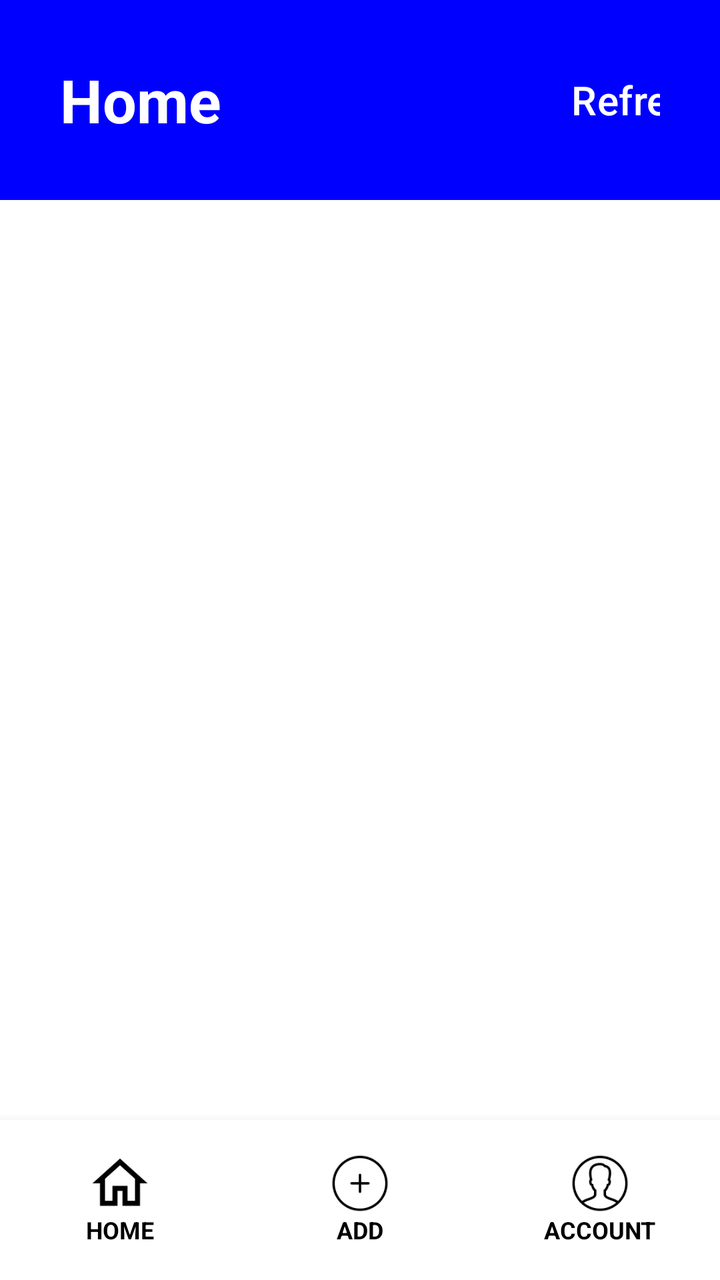
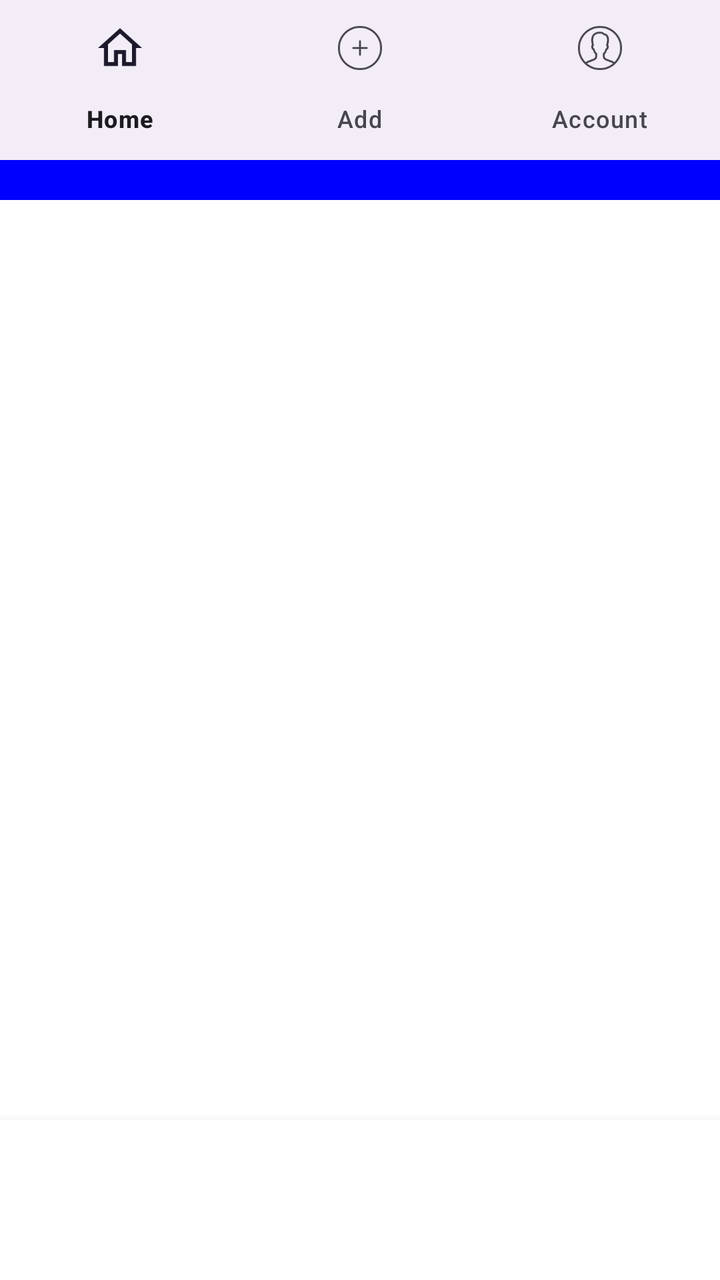

Screens rendered from an Android XML layout before and after an edit, with the pre-edit source and the edit as a unified diff.
<!-- AndroidManifest.xml: application theme Theme.Task_3 -->
<!-- res/layout/activity_home.xml -->
<?xml version="1.0" encoding="utf-8"?>
<androidx.constraintlayout.widget.ConstraintLayout
    xmlns:android="http://schemas.android.com/apk/res/android"
    xmlns:app="http://schemas.android.com/apk/res-auto"
    xmlns:tools="http://schemas.android.com/tools"
    android:id="@+id/main"
    android:layout_width="match_parent"
    android:layout_height="match_parent"
    android:background="@color/white"
    tools:context=".home">

    <LinearLayout
        android:id="@+id/headerLayout"
        android:layout_width="0dp"
        android:layout_height="100dp"
        android:background="@color/Blue"
        android:gravity="center_vertical"
        android:paddingStart="30dp"
        android:paddingEnd="30dp"
        app:layout_constraintTop_toTopOf="parent"
        app:layout_constraintStart_toStartOf="parent"
        app:layout_constraintEnd_toEndOf="parent">

        <TextView
            android:layout_width="wrap_content"
            android:layout_height="wrap_content"
            android:text="Home"
            android:textColor="@color/white"
            android:textSize="30sp"
            android:textStyle="bold"/>

        <Button
            android:id="@+id/refresh"
            android:layout_width="120dp"
            android:layout_height="wrap_content"
            android:text="Refresh"
            android:textColor="@color/white"
            android:backgroundTint="@color/Blue"
            android:textSize="20dp"
            android:layout_marginLeft="150dp"
            android:clickable="true"/>

    </LinearLayout>

    <LinearLayout
        android:id="@+id/contentLayout"
        android:layout_width="0dp"
        android:layout_height="0dp"
        android:orientation="vertical"
        android:padding="20dp"
        app:layout_constraintTop_toBottomOf="@id/headerLayout"
        app:layout_constraintBottom_toTopOf="@id/bottomNavigation"
        app:layout_constraintStart_toStartOf="parent"
        app:layout_constraintEnd_toEndOf="parent">

        <ListView
            android:id="@+id/list"
            android:layout_width="match_parent"
            android:layout_height="match_parent"
            android:divider="@android:color/darker_gray"
            android:dividerHeight="1dp"
            android:scrollbars="vertical"
            android:clipToPadding="false"/>

    </LinearLayout>

    <LinearLayout
        android:id="@+id/bottomNavigation"
        android:layout_width="0dp"
        android:layout_height="80dp"
        android:orientation="horizontal"
        android:background="@color/white"
        android:elevation="8dp"
        android:gravity="center"
        app:layout_constraintStart_toStartOf="parent"
        app:layout_constraintEnd_toEndOf="parent"
        app:layout_constraintBottom_toBottomOf="parent">

        <LinearLayout
            android:id="@+id/home"
            android:layout_width="0dp"
            android:layout_height="match_parent"
            android:layout_weight="1"
            android:orientation="vertical"
            android:clickable="true"
            android:focusable="true"
            android:gravity="center">

            <ImageView
                android:layout_width="30dp"
                android:layout_height="30dp"
                android:src="@drawable/home"
                android:contentDescription="Home"/>

            <TextView
                android:layout_width="wrap_content"
                android:layout_height="wrap_content"
                android:text="HOME"
                android:textSize="12sp"
                android:textStyle="bold"
                android:textColor="@color/black"/>

        </LinearLayout>

        <LinearLayout
            android:id="@+id/add"
            android:layout_width="0dp"
            android:layout_height="match_parent"
            android:layout_weight="1"
            android:orientation="vertical"
            android:clickable="true"
            android:focusable="true"
            android:gravity="center">

            <ImageView
                android:layout_width="30dp"
                android:layout_height="30dp"
                android:src="@drawable/add"
                android:contentDescription="Add"/>

            <TextView
                android:layout_width="wrap_content"
                android:layout_height="wrap_content"
                android:text="ADD"
                android:textSize="12sp"
                android:textStyle="bold"
                android:textColor="@color/black"/>

        </LinearLayout>

        <LinearLayout
            android:id="@+id/account"
            android:layout_width="0dp"
            android:layout_height="match_parent"
            android:layout_weight="1"
            android:orientation="vertical"
            android:clickable="true"
            android:focusable="true"
            android:gravity="center">

            <ImageView
                android:layout_width="30dp"
                android:layout_height="30dp"
                android:src="@drawable/account"
                android:contentDescription="Account"/>

            <TextView
                android:layout_width="wrap_content"
                android:layout_height="wrap_content"
                android:text="ACCOUNT"
                android:textSize="12sp"
                android:textStyle="bold"
                android:textColor="@color/black"/>

        </LinearLayout>

    </LinearLayout>

</androidx.constraintlayout.widget.ConstraintLayout>
<!-- resources referenced by this layout -->
<resources>
  <color name="Blue">#0000FF</color>
  <color name="black">#FF000000</color>
  <color name="white">#FFFFFFFF</color>
  <!-- drawable account: png bitmap (drawable, 3317 bytes) -->
  <!-- drawable add: png bitmap (drawable, 2216 bytes) -->
  <!-- drawable home: png bitmap (drawable, 989 bytes) -->
  <style name="Theme.Task_3" parent="Base.Theme.Task_3" />
  <style name="Base.Theme.Task_3" parent="Theme.Material3.DayNight.NoActionBar">
          
          <item name="colorPrimary">@color/Blue</item>
          <item name="colorPrimaryVariant">@color/Blue</item>
          <item name="android:statusBarColor">@color/Blue</item>
      </style>
</resources>

<!-- the commit's change to res/layout/activity_home.xml (unified diff, before → after) -->
@@ -76,84 +76,21 @@
         app:layout_constraintEnd_toEndOf="parent"
         app:layout_constraintBottom_toBottomOf="parent">
 
-        <LinearLayout
-            android:id="@+id/home"
-            android:layout_width="0dp"
-            android:layout_height="match_parent"
-            android:layout_weight="1"
-            android:orientation="vertical"
-            android:clickable="true"
-            android:focusable="true"
-            android:gravity="center">
-
-            <ImageView
-                android:layout_width="30dp"
-                android:layout_height="30dp"
-                android:src="@drawable/home"
-                android:contentDescription="Home"/>
-
-            <TextView
-                android:layout_width="wrap_content"
-                android:layout_height="wrap_content"
-                android:text="HOME"
-                android:textSize="12sp"
-                android:textStyle="bold"
-                android:textColor="@color/black"/>
-
-        </LinearLayout>
-
-        <LinearLayout
-            android:id="@+id/add"
-            android:layout_width="0dp"
-            android:layout_height="match_parent"
-            android:layout_weight="1"
-            android:orientation="vertical"
-            android:clickable="true"
-            android:focusable="true"
-            android:gravity="center">
-
-            <ImageView
-                android:layout_width="30dp"
-                android:layout_height="30dp"
-                android:src="@drawable/add"
-                android:contentDescription="Add"/>
-
-            <TextView
-                android:layout_width="wrap_content"
-                android:layout_height="wrap_content"
-                android:text="ADD"
-                android:textSize="12sp"
-                android:textStyle="bold"
-                android:textColor="@color/black"/>
-
-        </LinearLayout>
-
-        <LinearLayout
-            android:id="@+id/account"
-            android:layout_width="0dp"
-            android:layout_height="match_parent"
-            android:layout_weight="1"
-            android:orientation="vertical"
-            android:clickable="true"
-            android:focusable="true"
-            android:gravity="center">
-
-            <ImageView
-                android:layout_width="30dp"
-                android:layout_height="30dp"
-                android:src="@drawable/account"
-                android:contentDescription="Account"/>
-
-            <TextView
-                android:layout_width="wrap_content"
-                android:layout_height="wrap_content"
-                android:text="ACCOUNT"
-                android:textSize="12sp"
-                android:textStyle="bold"
-                android:textColor="@color/black"/>
-
-        </LinearLayout>
-
     </LinearLayout>
 
+    <FrameLayout
+        android:id="@+id/fragment_container"
+        android:layout_width="match_parent"
+        android:layout_height="wrap_content"
+        android:orientation="vertical">
+
+        <com.google.android.material.bottomnavigation.BottomNavigationView
+            android:id="@+id/bottom_nav"
+            android:layout_width="match_parent"
+            android:layout_height="wrap_content"
+            app:menu="@menu/bottom_nav_menu"
+            xmlns:app="http://schemas.android.com/apk/res-auto"/>
+
+    </FrameLayout>
+
 </androidx.constraintlayout.widget.ConstraintLayout>
<!-- resource entries referenced after the edit -->
@@ -1,11 +1,7 @@
 <!-- resources referenced by this layout -->
 <resources>
   <color name="Blue">#0000FF</color>
-  <color name="black">#FF000000</color>
   <color name="white">#FFFFFFFF</color>
-  <!-- drawable account: png bitmap (drawable, 3317 bytes) -->
-  <!-- drawable add: png bitmap (drawable, 2216 bytes) -->
-  <!-- drawable home: png bitmap (drawable, 989 bytes) -->
   <style name="Theme.Task_3" parent="Base.Theme.Task_3" />
   <style name="Base.Theme.Task_3" parent="Theme.Material3.DayNight.NoActionBar">
           
